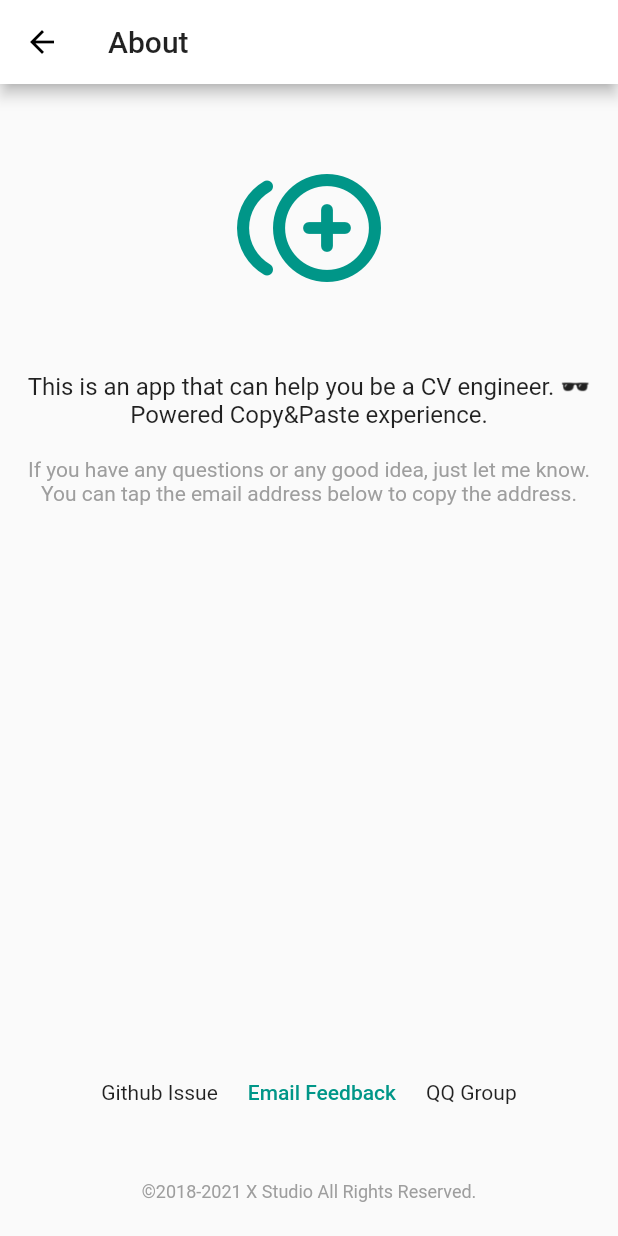
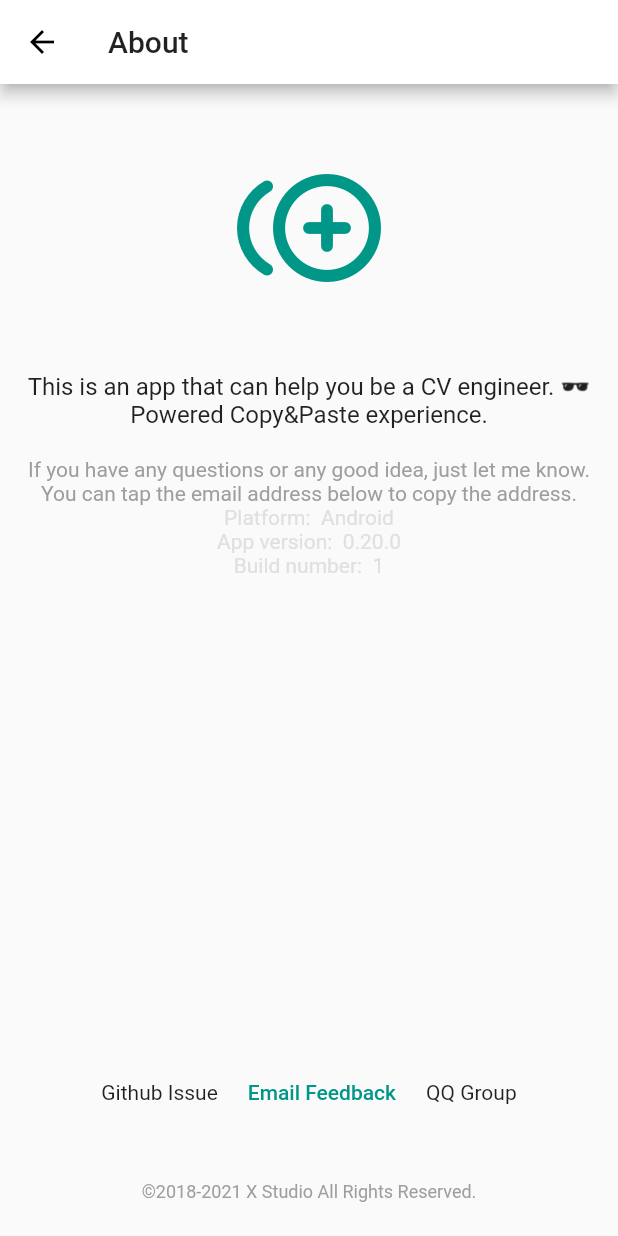
Before and after one commit to Colin-XKL/sticky, a Flutter app: the screen it shows after launch, in the side drawer, after a tap on "Feedback", on a phone screen of 412 x 824 dp. Run offline on Flutter 3.47's test engine with Material 2 defaults, Android fonts, the phone set to English and light mode, and no system bars; our stand-ins replace get, get_storage, localstorage, package_info_plus, sentry, sentry_flutter; Roboto replaces fonts that are missing (Sans).

Commit message:
platform info for sentry; version info show

```diff
--- a/lib/about.dart
+++ b/lib/about.dart
@@ -1,26 +1,37 @@
 import 'package:flutter/material.dart';
 import 'package:flutter/services.dart';
+import 'package:get/get.dart';
+import 'package:stickys/utils/platform.dart';
 import 'package:url_launcher/url_launcher.dart';
 
-String encodeQueryParameters(Map<String, String> params) {
-  return params.entries
-      .map((e) =>
-          '${Uri.encodeComponent(e.key)}=${Uri.encodeComponent(e.value)}')
-      .join('&');
+class AppInfoController extends GetxController {
+  Map info = {
+    'appName': "unknown",
+    'packageName': "unknown",
+    'version': "unknown",
+    'buildNumber': "unknown"
+  }.obs;
+
+  updateData(String version, String buildNumber) {
+    this.info['version'] = version;
+    this.info['buildNumber'] = buildNumber;
+    update();
+  }
 }
-
-final Uri emailLaunchUri = Uri(
-  scheme: 'mailto',
-  path: 'Colin_XKL@outlook.com',
-  query: encodeQueryParameters(
-      <String, String>{'subject': 'Mind Box App Feedback'}),
-);
 
 class AboutPage extends StatelessWidget {
   final uri = emailLaunchUri.toString();
+  final AppInfoController ctl = Get.find<AppInfoController>();
 
   void _newEmail() async =>
       await canLaunch(uri) ? await launch(uri) : throw 'Could not launch $uri';
+
+  Widget _infoTile(String title, String subtitle) {
+    return Text(
+      "$title:  $subtitle",
+      style: TextStyle(color: Colors.grey[300]),
+    );
+  }
 
   @override
   Widget build(BuildContext context) {
@@ -54,6 +65,9 @@ class AboutPage extends StatelessWidget {
                   textAlign: TextAlign.center,
                   style: TextStyle(fontSize: 14, color: Colors.grey),
                 ),
+                _infoTile("Platform", PlatformInfo.getPlatformString()),
+                _infoTile('App version', ctl.info['version']),
+                _infoTile('Build number', ctl.info['buildNumber']),
               ],
             ),
           ),
@@ -98,3 +112,17 @@ class AboutPage extends StatelessWidget {
     );
   }
 }
+
+final Uri emailLaunchUri = Uri(
+  scheme: 'mailto',
+  path: 'Colin_XKL@outlook.com',
+  query: encodeQueryParameters(
+      <String, String>{'subject': 'Mind Box App Feedback'}),
+);
+
+String encodeQueryParameters(Map<String, String> params) {
+  return params.entries
+      .map((e) =>
+          '${Uri.encodeComponent(e.key)}=${Uri.encodeComponent(e.value)}')
+      .join('&');
+}
--- a/lib/main.dart
+++ b/lib/main.dart
@@ -4,7 +4,10 @@ import 'package:flutter/services.dart';
 import 'package:get/get.dart';
 import 'package:get_storage/get_storage.dart';
 import 'package:localstorage/localstorage.dart';
+import 'package:package_info_plus/package_info_plus.dart';
+import 'package:sentry/sentry.dart';
 import 'package:sentry_flutter/sentry_flutter.dart';
+import 'package:stickys/utils/platform.dart';
 import 'package:stickys/views/the_view.dart';
 import 'views/list.dart';
 import 'views/whiteboard.dart';
@@ -15,9 +18,23 @@ Future<void> main() async {
   final LocalStorage listStorage = new LocalStorage('list');
   final LocalStorage boardStorage = new LocalStorage('cards');
 
+  PackageInfo packageInfo = await PackageInfo.fromPlatform();
+
   await listStorage.ready;
   await boardStorage.ready;
 
+  Sentry.configureScope((scope) {
+    Map appInfo = {
+      'appName': packageInfo.appName,
+      'packageName': packageInfo.packageName,
+      'version': packageInfo.version,
+      'buildNumber': packageInfo.buildNumber,
+    };
+    scope.setTag('Platform', PlatformInfo.getPlatformString());
+    scope.setContexts('AppInfo', appInfo);
+
+    return scope;
+  });
   await SentryFlutter.init(
     (options) {
       options.dsn =
@@ -25,6 +42,9 @@ Future<void> main() async {
     },
     appRunner: () => runApp(MyApp()),
   );
+  Get.put<AppInfoController>(AppInfoController());
+  final AppInfoController ctl = Get.find<AppInfoController>();
+  ctl.updateData(packageInfo.version, packageInfo.buildNumber);
 }
 
 class MyApp extends StatelessWidget {
@@ -33,7 +53,6 @@ class MyApp extends StatelessWidget {
     return MaterialApp(
       title: "Mind Box",
       theme: ThemeData(
-          //TODO: set color
           primarySwatch: Colors.teal,
           primaryColor: Colors.white,
           primaryColorLight: Colors.teal,
--- /dev/null
+++ b/lib/utils/platform.dart
@@ -0,0 +1,65 @@
+import 'dart:io';
+import 'package:flutter/foundation.dart' show kIsWeb;
+
+class PlatformInfo {
+  static const platformNameMapping = {
+    PlatformType.Web: "Web",
+    PlatformType.Android: 'Android',
+    PlatformType.iOS: 'iOS',
+    PlatformType.Fuchsia: 'Fuchsia',
+    PlatformType.MacOS: "MacOS",
+    PlatformType.Windows: "Windows",
+    PlatformType.Linux: "Linux",
+    PlatformType.Unknown: "Unknown",
+  };
+
+  static String getPlatformString() {
+    return platformNameMapping[getCurrentPlatformType()];
+  }
+
+  static bool isDesktop() {
+    return Platform.isMacOS || Platform.isLinux || Platform.isWindows;
+  }
+
+  static bool isMobile() {
+    return Platform.isIOS || Platform.isAndroid || Platform.isFuchsia;
+  }
+
+  static bool isWeb() {
+    return kIsWeb;
+  }
+
+  static PlatformType getCurrentPlatformType() {
+    if (kIsWeb) {
+      return PlatformType.Web;
+    }
+
+    if (Platform.isWindows) {
+      return PlatformType.Windows;
+    }
+
+    if (Platform.isMacOS) {
+      return PlatformType.MacOS;
+    }
+
+    if (Platform.isLinux) {
+      return PlatformType.Linux;
+    }
+
+    if (Platform.isIOS) {
+      return PlatformType.iOS;
+    }
+
+    if (Platform.isAndroid) {
+      return PlatformType.Android;
+    }
+
+    if (Platform.isFuchsia) {
+      return PlatformType.Fuchsia;
+    }
+
+    return PlatformType.Unknown;
+  }
+}
+
+enum PlatformType { Web, iOS, Android, MacOS, Fuchsia, Linux, Windows, Unknown }
--- a/pubspec.yaml
+++ b/pubspec.yaml
@@ -15,7 +15,7 @@ publish_to: 'none' # Remove this line if you wish to publish to pub.dev
 # In iOS, build-name is used as CFBundleShortVersionString while build-number used as CFBundleVersion.
 # Read more about iOS versioning at
 # https://developer.apple.com/library/archive/documentation/General/Reference/InfoPlistKeyReference/Articles/CoreFoundationKeys.html
-version: 0.18.0+1
+version: 0.20.0+1
 
 environment:
   sdk: ">=2.7.0 <3.0.0"
@@ -33,6 +33,7 @@ dependencies:
   localstorage: ^4.0.0
   sentry_flutter: ^5.1.0
   url_launcher: ^6.0.9
+  package_info_plus: ^1.0.5
 
 dev_dependencies:
   flutter_test:
```
Also changed, not shown: pubspec.lock.
